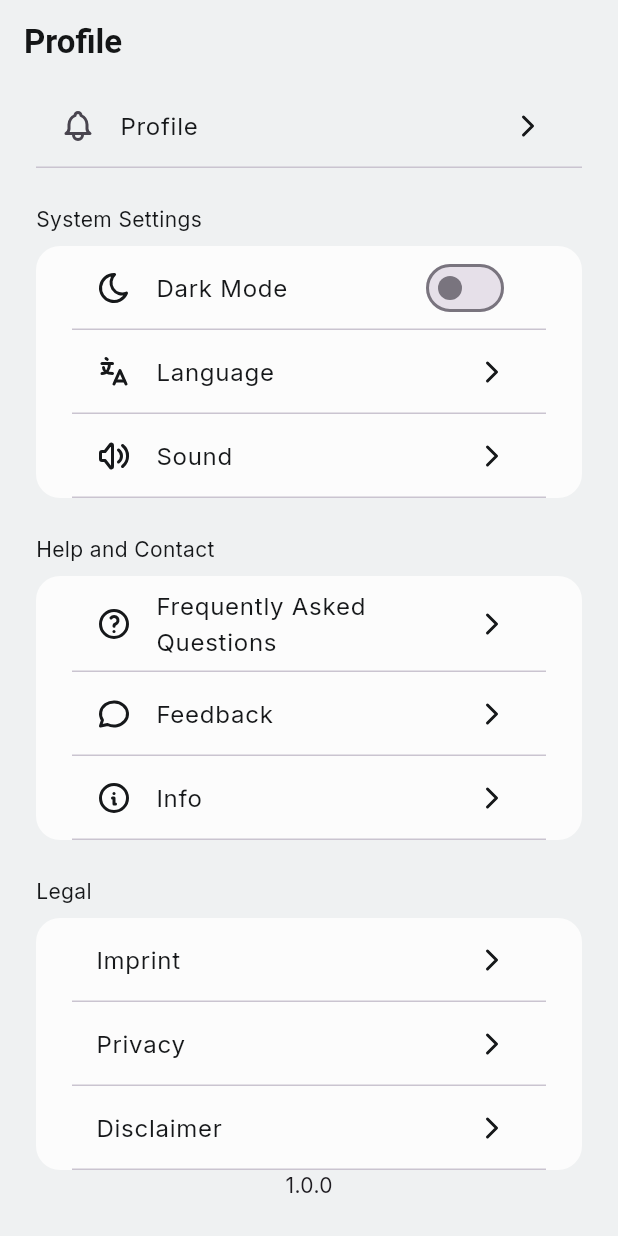
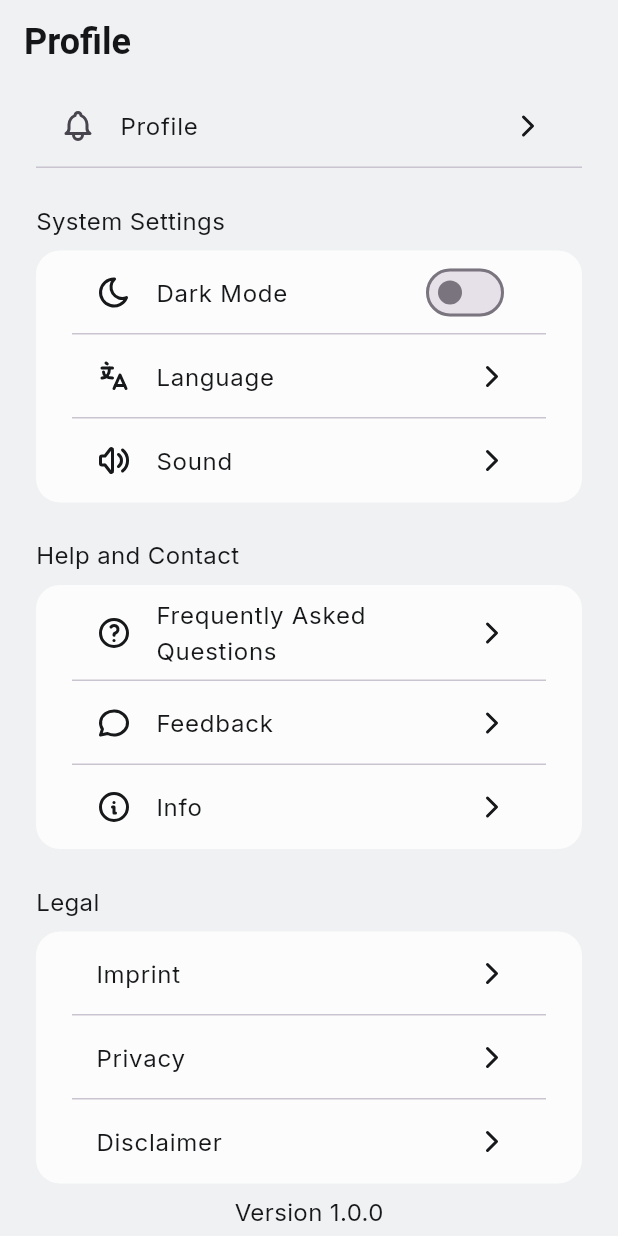
Before and after one commit to NkITaa/interval_timer, a Flutter app: the Profile screen opened directly, on a phone screen of 412 x 824 dp. Run offline on Flutter 3.47's test engine with Material 3 defaults, Android fonts, the light colour scheme and no system bars; our stand-ins replace audioplayers, confetti, flutter_tabler_icons, google_fonts, hive, hive_flutter and 2 more; accounts and stored records are empty; generated files the repository leaves out were written again.

Commit message:
refactored visually profile and jump in

```diff
--- a/lib/pages/profile/components/settings_block.dart
+++ b/lib/pages/profile/components/settings_block.dart
@@ -16,11 +16,7 @@ class SettingsBlock extends StatelessWidget {
           padding: const EdgeInsets.only(top: 24.0, bottom: 8.0),
           child: Row(
             children: [
-              Text(title,
-                  style: TextStyle(
-                      color: MyApp.of(context).isDarkMode()
-                          ? darkNeutral900
-                          : lightNeutral850)),
+              Text(title, style: body1(context)),
             ],
           ),
         ),
--- a/lib/pages/profile/components/settings_tile.dart
+++ b/lib/pages/profile/components/settings_tile.dart
@@ -9,12 +9,14 @@ class SettingsTile extends StatefulWidget {
   final Icon? icon;
   final String title;
   final bool switching;
+  final bool last;
   final Function()? onTap;
   const SettingsTile(
       {super.key,
       this.icon,
       required this.title,
       this.onTap,
+      this.last = false,
       this.switching = false});
 
   @override
@@ -28,11 +30,7 @@ class _SettingsTileState extends State<SettingsTile> {
       children: [
         widget.icon == null
             ? ListTile(
-                title: Text(widget.title,
-                    style: TextStyle(
-                        color: MyApp.of(context).isDarkMode()
-                            ? darkNeutral900
-                            : lightNeutral850)),
+                title: Text(widget.title, style: body1(context)),
                 trailing: Icon(TablerIcons.chevron_right,
                     color: MyApp.of(context).isDarkMode()
                         ? darkNeutral900
@@ -41,11 +39,7 @@ class _SettingsTileState extends State<SettingsTile> {
               )
             : ListTile(
                 leading: widget.icon,
-                title: Text(widget.title,
-                    style: TextStyle(
-                        color: MyApp.of(context).isDarkMode()
-                            ? darkNeutral900
-                            : lightNeutral850)),
+                title: Text(widget.title, style: body1(context)),
                 trailing: widget.switching
                     ? Switch(
                         value: MyApp.of(context).isDarkMode(),
@@ -63,10 +57,12 @@ class _SettingsTileState extends State<SettingsTile> {
                       ),
                 onTap: widget.onTap,
               ),
-        const Divider(
-          height: 0,
-          thickness: 1,
-        )
+        widget.last
+            ? SizedBox()
+            : Divider(
+                height: 0,
+                thickness: 1,
+              )
       ],
     );
   }
--- a/lib/pages/profile/components/settins_page.dart
+++ b/lib/pages/profile/components/settins_page.dart
@@ -2,7 +2,6 @@ import 'package:flutter/material.dart';
 import 'package:interval_timer/pages/profile/components/setings_page_contact.dart';
 import 'package:interval_timer/pages/profile/components/settings_page_about.dart';
 import 'package:interval_timer/pages/profile/components/settings_page_faq.dart';
-import 'package:interval_timer/pages/profile/components/settings_page_sound.dart';
 
 import 'settings_page_legal.dart';
 
@@ -18,8 +17,6 @@ class SettingsPage extends StatelessWidget {
         ),
         body: (() {
           switch (index) {
-            case 0:
-              return const SettingsPageSound();
             case 1:
               return const SettingsPageFAQ();
             case 2:
--- a/lib/pages/profile/profile.dart
+++ b/lib/pages/profile/profile.dart
@@ -34,14 +34,10 @@ class _ProfileState extends State<Profile> {
   Widget build(BuildContext context) {
     return Scaffold(
       appBar: AppBar(
-        title: Text(AppLocalizations.of(context)!.title_profile,
-            style: TextStyle(
-              color: MyApp.of(context).isDarkMode()
-                  ? darkNeutral900
-                  : lightNeutral900,
-              fontWeight: FontWeight.bold,
-              fontSize: 22.0,
-            )),
+        title: Text(
+          AppLocalizations.of(context)!.title_profile,
+          style: heading2Bold(context),
+        ),
         automaticallyImplyLeading: false,
       ),
       body: SingleChildScrollView(
@@ -90,6 +86,7 @@ class _ProfileState extends State<Profile> {
                           color: MyApp.of(context).isDarkMode()
                               ? darkNeutral900
                               : lightNeutral850),
+                      last: true,
                       onTap: () => showModalBottomSheet(
                             isScrollControlled: true,
                             enableDrag: false,
@@ -131,6 +128,7 @@ class _ProfileState extends State<Profile> {
                         color: MyApp.of(context).isDarkMode()
                             ? darkNeutral900
                             : lightNeutral850),
+                    last: true,
                     onTap: () => Navigator.of(context).push(MaterialPageRoute(
                         builder: (context) => const SettingsPage(
                               index: 3,
@@ -156,6 +154,7 @@ class _ProfileState extends State<Profile> {
                             ))),
                   ),
                   SettingsTile(
+                    last: true,
                     title: AppLocalizations.of(context)!.profile_legal_terms,
                     onTap: () => Navigator.of(context).push(MaterialPageRoute(
                         builder: (context) => const SettingsPage(
@@ -164,7 +163,9 @@ class _ProfileState extends State<Profile> {
                   ),
                 ],
               ),
-              Text(version ?? ''),
+              const SizedBox(height: 8),
+              Text("Version ${version ?? ''}", style: body1(context)),
+              const SizedBox(height: 48),
             ],
           ),
         ),
```
Also changed, not shown: lib/pages/jump_in/components/total_time.dart (+2 -10 lines), lib/pages/jump_in/jump_in.dart (+10 -6 lines), lib/pages/profile/components/settings_page_sound.dart (deleted, +0 -10 lines).
